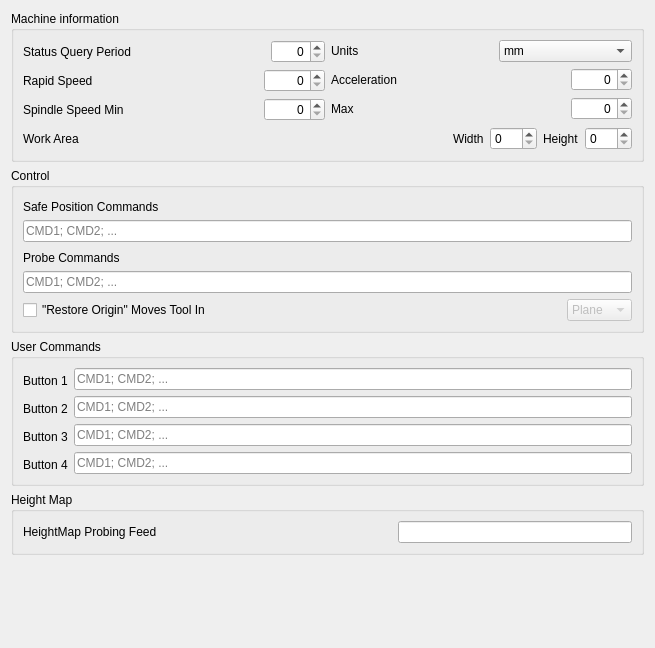
Before: the Qt Designer form View/Settings/MachineForm.ui in octronic-uk/Candle, drawn with Qt 5.
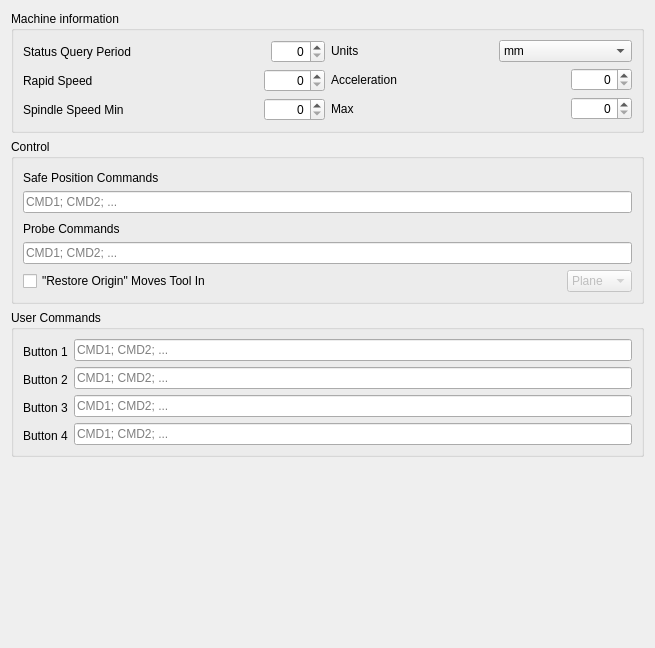
After: the same form once the commit is applied.

Commit message: Get work area from config

Patch:
```diff
--- a/View/Settings/MachineForm.ui
+++ b/View/Settings/MachineForm.ui
@@ -261,58 +261,6 @@
         </item>
        </layout>
       </item>
-      <item>
-       <layout class="QHBoxLayout" name="horizontalLayout_14">
-        <item>
-         <widget class="QLabel" name="workAreaLabel">
-          <property name="text">
-           <string>Work Area</string>
-          </property>
-         </widget>
-        </item>
-        <item>
-         <spacer name="horizontalSpacer_9">
-          <property name="orientation">
-           <enum>Qt::Horizontal</enum>
-          </property>
-          <property name="sizeHint" stdset="0">
-           <size>
-            <width>40</width>
-            <height>20</height>
-           </size>
-          </property>
-         </spacer>
-        </item>
-        <item>
-         <widget class="QLabel" name="workAreaWidthLabel">
-          <property name="text">
-           <string>Width</string>
-          </property>
-         </widget>
-        </item>
-        <item>
-         <widget class="QSpinBox" name="workAreaWidthSpinBox">
-          <property name="maximum">
-           <number>999</number>
-          </property>
-         </widget>
-        </item>
-        <item>
-         <widget class="QLabel" name="workAreaHeightLabel">
-          <property name="text">
-           <string>Height</string>
-          </property>
-         </widget>
-        </item>
-        <item>
-         <widget class="QSpinBox" name="workAreaHeightSpinBox">
-          <property name="maximum">
-           <number>999</number>
-          </property>
-         </widget>
-        </item>
-       </layout>
-      </item>
      </layout>
     </widget>
    </item>
@@ -543,38 +491,6 @@
      </layout>
     </widget>
    </item>
-   <item>
-    <widget class="QGroupBox" name="groupBox_4">
-     <property name="title">
-      <string>Height Map</string>
-     </property>
-     <layout class="QHBoxLayout" name="horizontalLayout_2">
-      <item>
-       <widget class="QLabel" name="label_38">
-        <property name="text">
-         <string>HeightMap Probing Feed</string>
-        </property>
-       </widget>
-      </item>
-      <item>
-       <spacer name="horizontalSpacer_8">
-        <property name="orientation">
-         <enum>Qt::Horizontal</enum>
-        </property>
-        <property name="sizeHint" stdset="0">
-         <size>
-          <width>231</width>
-          <height>20</height>
-         </size>
-        </property>
-       </spacer>
-      </item>
-      <item>
-       <widget class="QLineEdit" name="txtHeightMapProbingFeed"/>
-      </item>
-     </layout>
-    </widget>
-   </item>
    <item>
     <spacer name="verticalSpacer_4">
      <property name="orientation">
```
The commit also changes 8 other files.
